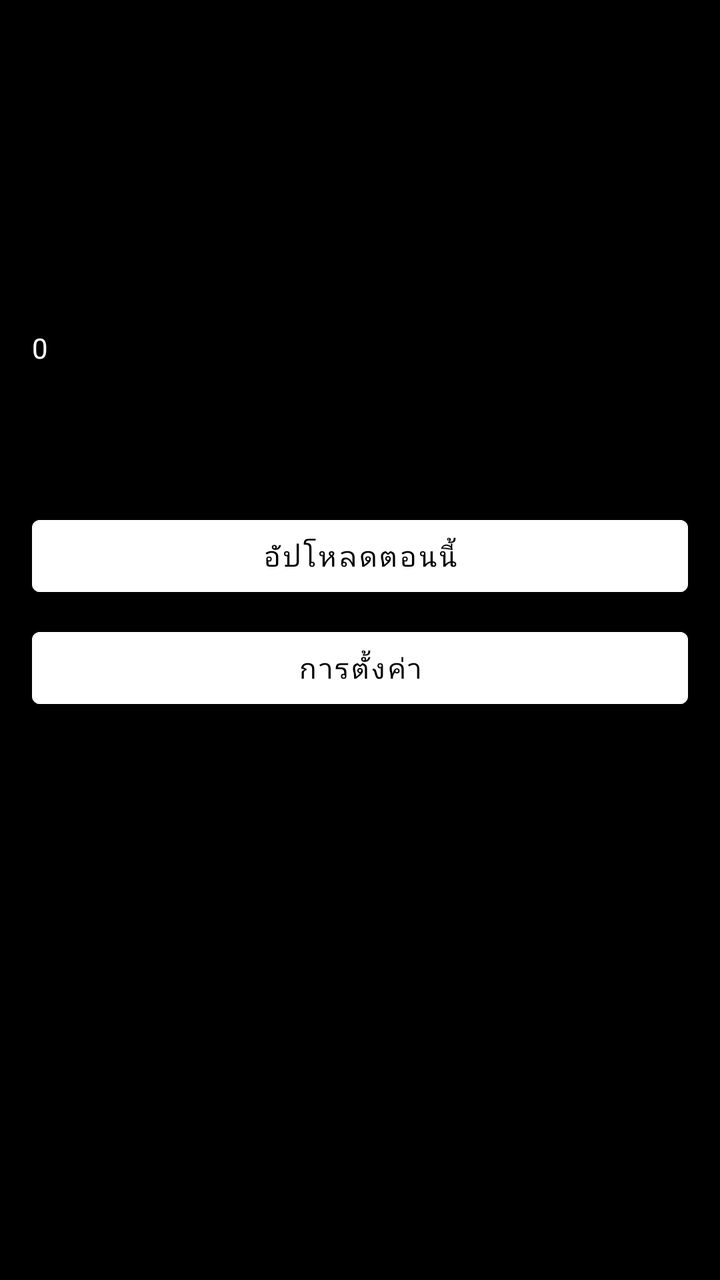
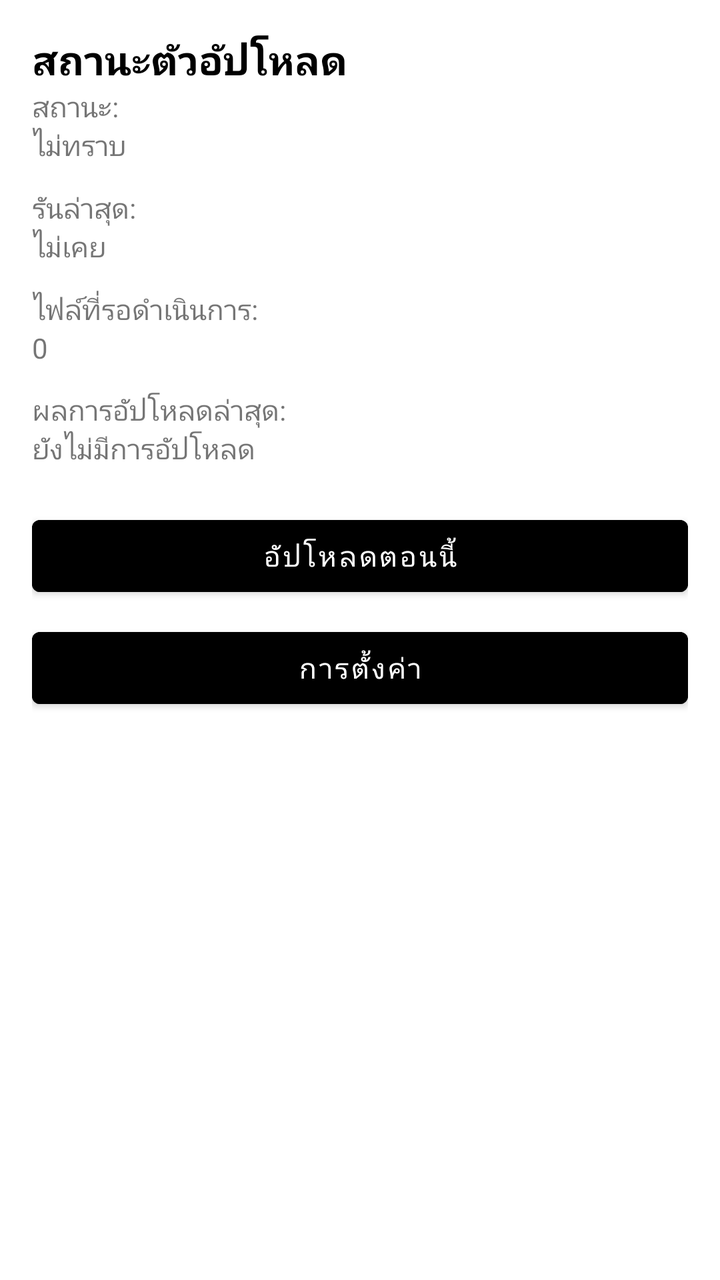

The first picture is an Android layout as it rendered before a commit; the second is the same layout after the commit. The layout source and the unified diff follow.
<!-- AndroidManifest.xml: application theme Theme.ChicMobile -->
<!-- res/layout/activity_main.xml -->
<?xml version="1.0" encoding="utf-8"?>
<ScrollView xmlns:android="http://schemas.android.com/apk/res/android"
    android:layout_width="match_parent"
    android:layout_height="match_parent"
    android:padding="16dp">

    <LinearLayout
        android:layout_width="match_parent"
        android:layout_height="wrap_content"
        android:orientation="vertical">

        <TextView
            android:layout_width="wrap_content"
            android:layout_height="wrap_content"
            android:text="@string/uploader_status"
            android:textSize="20sp"
            android:textStyle="bold" />

        <TextView
            android:layout_width="wrap_content"
            android:layout_height="wrap_content"
            android:text="@string/status_label" />

        <TextView
            android:id="@+id/txtStatus"
            android:layout_width="wrap_content"
            android:layout_height="wrap_content"
            android:text="@string/status_unknown" />

        <TextView
            android:layout_width="wrap_content"
            android:layout_height="wrap_content"
            android:layout_marginTop="12dp"
            android:text="@string/last_run_label" />

        <TextView
            android:id="@+id/txtLastRun"
            android:layout_width="wrap_content"
            android:layout_height="wrap_content"
            android:text="@string/never" />

        <TextView
            android:layout_width="wrap_content"
            android:layout_height="wrap_content"
            android:layout_marginTop="12dp"
            android:text="@string/pending_files_label" />

        <TextView
            android:id="@+id/txtPending"
            android:layout_width="wrap_content"
            android:layout_height="wrap_content"
            android:text="0"
            android:textColor="@color/chic_white" />

        <TextView
            android:layout_width="wrap_content"
            android:layout_height="wrap_content"
            android:layout_marginTop="12dp"
            android:text="@string/last_upload_result_label" />

        <TextView
            android:id="@+id/txtLastResult"
            android:layout_width="match_parent"
            android:layout_height="wrap_content"
            android:text="@string/no_uploads_yet" />

        <Button
            android:id="@+id/btnRunNow"
            android:layout_width="match_parent"
            android:layout_height="wrap_content"
            android:layout_marginTop="20dp"
            android:backgroundTint="@color/chic_white"
            android:textColor="@color/chic_black"
            android:text="@string/run_upload_now" />

        <Button
            android:id="@+id/btnSettings"
            android:layout_width="match_parent"
            android:layout_height="wrap_content"
            android:layout_marginTop="8dp"
            android:text="@string/settings"
            android:backgroundTint="@color/chic_white"
            android:textColor="@color/chic_black" />

    </LinearLayout>
</ScrollView>
<!-- resources referenced by this layout -->
<resources>
  <color name="chic_black">#000000</color>
  <color name="chic_white">#FFFFFF</color>
  <string name="last_run_label">รันล่าสุด:</string>
  <string name="last_upload_result_label">ผลการอัปโหลดล่าสุด:</string>
  <string name="never">ไม่เคย</string>
  <string name="no_uploads_yet">ยังไม่มีการอัปโหลด</string>
  <string name="pending_files_label">ไฟล์ที่รอดำเนินการ:</string>
  <string name="run_upload_now">อัปโหลดตอนนี้</string>
  <string name="settings">การตั้งค่า</string>
  <string name="status_label">สถานะ:</string>
  <string name="status_unknown">ไม่ทราบ</string>
  <string name="uploader_status">สถานะตัวอัปโหลด</string>
  <style name="Theme.ChicMobile" parent="Theme.MaterialComponents.DayNight.NoActionBar">
          <item name="colorPrimary">@color/chic_black</item>
          <item name="colorPrimaryVariant">@color/chic_black</item>
          <item name="colorOnPrimary">@color/chic_white</item>
          <item name="colorSecondary">@color/chic_white</item>
          <item name="colorOnSecondary">@color/chic_black</item>
          <item name="colorSurface">@color/chic_black</item>
          <item name="colorOnSurface">@color/chic_white</item>
          <item name="android:colorBackground">@color/chic_black</item>
          <item name="android:textColorPrimary">@color/chic_white</item>
          <item name="android:textColorSecondary">@color/chic_gray</item>
          <item name="android:windowBackground">@color/chic_black</item>
          <item name="android:statusBarColor" tools:targetApi="l">@color/chic_black</item>
          <item name="android:navigationBarColor" tools:targetApi="o_mr1">@color/chic_black</item>
      </style>
  <color name="chic_gray">#BDBDBD</color>
</resources>

<!-- the commit's change to res/layout/activity_main.xml (unified diff, before → after) -->
@@ -2,6 +2,7 @@
 <ScrollView xmlns:android="http://schemas.android.com/apk/res/android"
     android:layout_width="match_parent"
     android:layout_height="match_parent"
+    android:background="@color/chic_white"
     android:padding="16dp">
 
     <LinearLayout
@@ -14,7 +15,8 @@
             android:layout_height="wrap_content"
             android:text="@string/uploader_status"
             android:textSize="20sp"
-            android:textStyle="bold" />
+            android:textStyle="bold"
+            android:textColor="@color/chic_black"/>
 
         <TextView
             android:layout_width="wrap_content"
@@ -49,8 +51,7 @@
             android:id="@+id/txtPending"
             android:layout_width="wrap_content"
             android:layout_height="wrap_content"
-            android:text="0"
-            android:textColor="@color/chic_white" />
+            android:text="0" />
 
         <TextView
             android:layout_width="wrap_content"
@@ -69,8 +70,8 @@
             android:layout_width="match_parent"
             android:layout_height="wrap_content"
             android:layout_marginTop="20dp"
-            android:backgroundTint="@color/chic_white"
-            android:textColor="@color/chic_black"
+            android:backgroundTint="@color/chic_black"
+            android:textColor="@color/chic_white"
             android:text="@string/run_upload_now" />
 
         <Button
@@ -79,8 +80,8 @@
             android:layout_height="wrap_content"
             android:layout_marginTop="8dp"
             android:text="@string/settings"
-            android:backgroundTint="@color/chic_white"
-            android:textColor="@color/chic_black" />
+            android:backgroundTint="@color/chic_black"
+            android:textColor="@color/chic_white" />
 
     </LinearLayout>
 </ScrollView>
<!-- resource entries referenced after the edit -->
@@ -13,19 +13,19 @@
   <string name="status_unknown">ไม่ทราบ</string>
   <string name="uploader_status">สถานะตัวอัปโหลด</string>
   <style name="Theme.ChicMobile" parent="Theme.MaterialComponents.DayNight.NoActionBar">
-          <item name="colorPrimary">@color/chic_black</item>
-          <item name="colorPrimaryVariant">@color/chic_black</item>
-          <item name="colorOnPrimary">@color/chic_white</item>
-          <item name="colorSecondary">@color/chic_white</item>
-          <item name="colorOnSecondary">@color/chic_black</item>
-          <item name="colorSurface">@color/chic_black</item>
-          <item name="colorOnSurface">@color/chic_white</item>
-          <item name="android:colorBackground">@color/chic_black</item>
-          <item name="android:textColorPrimary">@color/chic_white</item>
+          <item name="colorPrimary">@color/chic_white</item>
+          <item name="colorPrimaryVariant">@color/chic_white</item>
+          <item name="colorOnPrimary">@color/chic_black</item>
+          <item name="colorSecondary">@color/chic_black</item>
+          <item name="colorOnSecondary">@color/chic_white</item>
+          <item name="colorSurface">@color/chic_white</item>
+          <item name="colorOnSurface">@color/chic_black</item>
+          <item name="android:colorBackground">@color/chic_white</item>
+          <item name="android:textColorPrimary">@color/chic_black</item>
           <item name="android:textColorSecondary">@color/chic_gray</item>
-          <item name="android:windowBackground">@color/chic_black</item>
-          <item name="android:statusBarColor" tools:targetApi="l">@color/chic_black</item>
-          <item name="android:navigationBarColor" tools:targetApi="o_mr1">@color/chic_black</item>
+          <item name="android:windowBackground">@color/chic_white</item>
+          <item name="android:statusBarColor" tools:targetApi="l">@color/chic_white</item>
+          <item name="android:navigationBarColor" tools:targetApi="o_mr1">@color/chic_white</item>
       </style>
   <color name="chic_gray">#BDBDBD</color>
 </resources>
